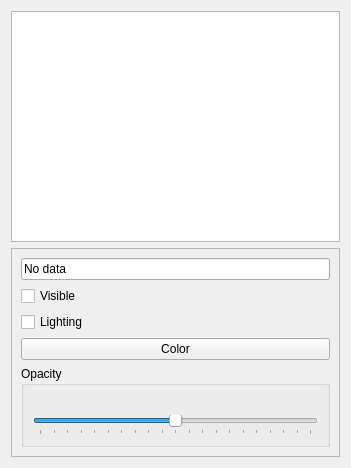
Qt form branches/myusufoglu/plugins/stable/examples/PolyDataVis/polydata.ui (BackupTheBerlios/viste-tool-svn) before a commit.
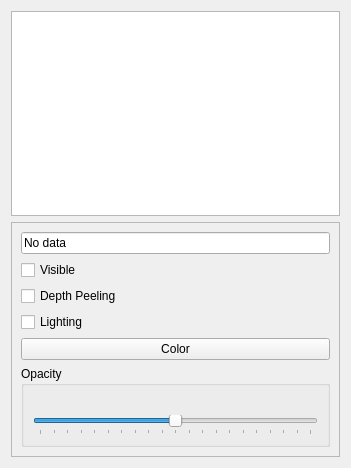
The same form after that commit.

Patch:
```diff
--- a/branches/myusufoglu/plugins/stable/examples/PolyDataVis/polydata.ui
+++ b/branches/myusufoglu/plugins/stable/examples/PolyDataVis/polydata.ui
@@ -65,6 +65,13 @@
         </property>
        </widget>
       </item>
+       <item>
+         <widget class="QCheckBox" name="depthPeelingCheckBox">
+           <property name="text">
+             <string>Depth Peeling</string>
+           </property>
+         </widget>
+       </item>
       <item>
        <widget class="QCheckBox" name="lightingCheckBox">
         <property name="text">
```
